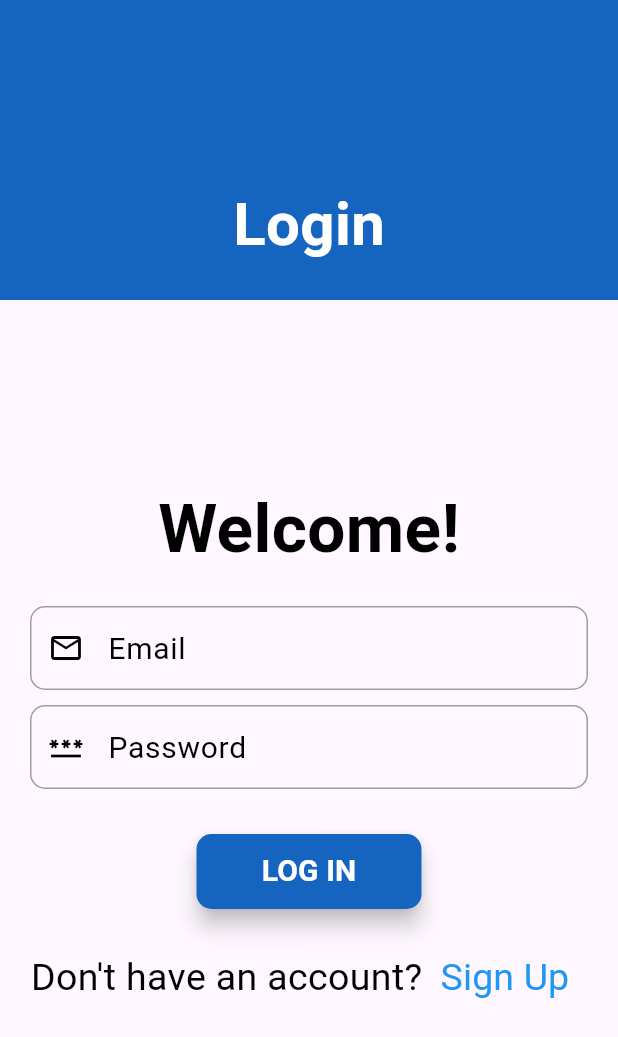
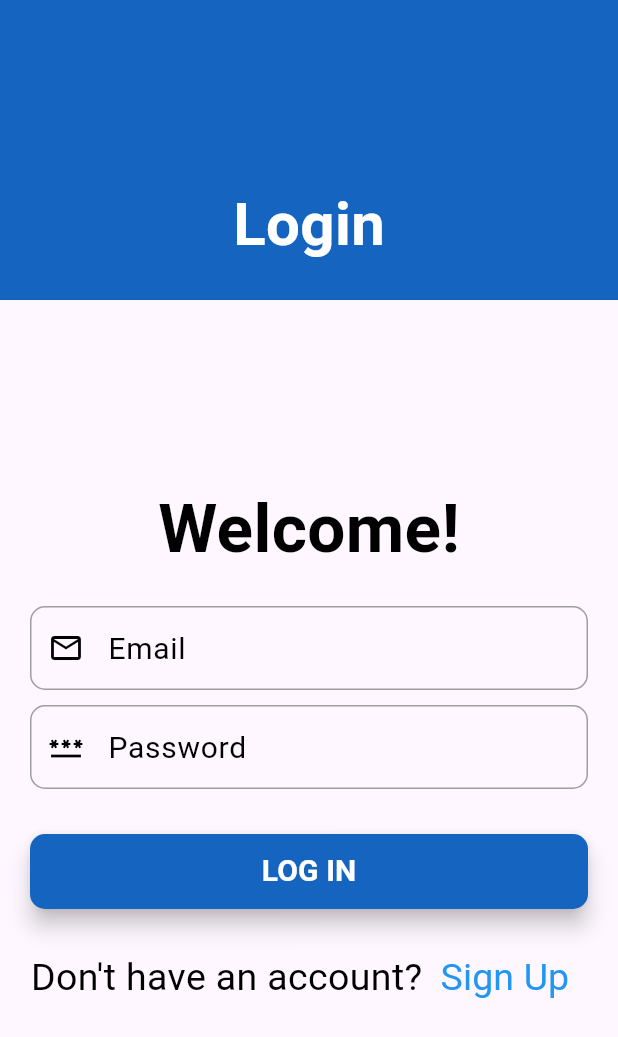
Before and after one commit to Raja-Soni/DashBoard-App, a Flutter app: the screen it shows after launch, on a phone screen of 412 x 824 dp. Shown: the top 1037 px of the screen. Run offline on Flutter 3.47's test engine with Material 3 defaults, Android fonts, the phone set to English and light mode, and no system bars; our stand-ins replace cloud_firestore, firebase_auth, firebase_core, page_transition; accounts and stored records are empty; generated files the repository leaves out were written again.

Commit message:
some minor UI changes

```diff
--- a/lib/custom_widgets/custom_button.dart
+++ b/lib/custom_widgets/custom_button.dart
@@ -11,6 +11,8 @@ class CustomButton extends StatelessWidget {
   final Color borderColor;
   final double textSize;
   final String buttonText;
+  final double? buttonHeight;
+  final double? buttonWidth;
   final Color textColor;
   final FontWeight textBoldness;
   final VoidCallback callback;
@@ -30,13 +32,15 @@ class CustomButton extends StatelessWidget {
     this.textColor = Colors.white,
     this.textBoldness = FontWeight.bold,
     this.givenHeroTag,
+    this.buttonHeight = 50,
+    this.buttonWidth = 150,
   });
 
   @override
   Widget build(BuildContext context) {
     return SizedBox(
-      height: 50,
-      width: 150,
+      height: buttonHeight,
+      width: buttonWidth,
       child: FloatingActionButton(
         heroTag: givenHeroTag,
         onPressed: () {
--- a/lib/firebase_functions/authenticate_users.dart
+++ b/lib/firebase_functions/authenticate_users.dart
@@ -4,7 +4,6 @@ signUpNewUser(String uEmail, uPassword) async {
   try {
     final credential = await FirebaseAuth.instance
         .createUserWithEmailAndPassword(email: uEmail, password: uPassword);
-    print("///////////////  User Added ////////////////");
   } on FirebaseAuthException catch (e) {
     if (e.code == 'weak-password') {
       print('The password provided is too weak.');
@@ -12,7 +11,7 @@ signUpNewUser(String uEmail, uPassword) async {
       print('The account already exists for that email.');
     }
   } catch (e) {
-    print("?????????????? $e ???????????????????");
+    print(e);
   }
 }
 
@@ -25,7 +24,6 @@ Future<Map<String, dynamic>> signInUser(String uEmail, uPassword) async {
       password: uPassword,
     );
     result['success'] = true;
-    print("///////////////  Logged In ////////////////");
   } on FirebaseAuthException catch (e) {
     if (e.code == 'user-not-found') {
       result['success'] = false;
--- a/lib/main.dart
+++ b/lib/main.dart
@@ -135,6 +135,7 @@ class HomePageState extends State<HomePage> {
                     SizedBox(height: 30),
                     CustomButton(
                       buttonText: "LOG IN",
+                      buttonWidth: MediaQuery.of(context).size.width,
                       callback: () async {
                         bool isValidate = formKey.currentState!.validate();
                         if (isValidate) {
--- a/lib/pages/signup_page.dart
+++ b/lib/pages/signup_page.dart
@@ -119,6 +119,7 @@ class SignupPageState extends State<SignupPage> {
                     SizedBox(height: 30),
                     CustomButton(
                       buttonText: "Sign Up",
+                      buttonWidth: MediaQuery.of(context).size.width,
                       callback: () {
                         bool isValidate = singUpFormKey.currentState!
                             .validate();
```
Also changed, not shown: lib/pages/dashboard_page.dart (+8 -6 lines).
